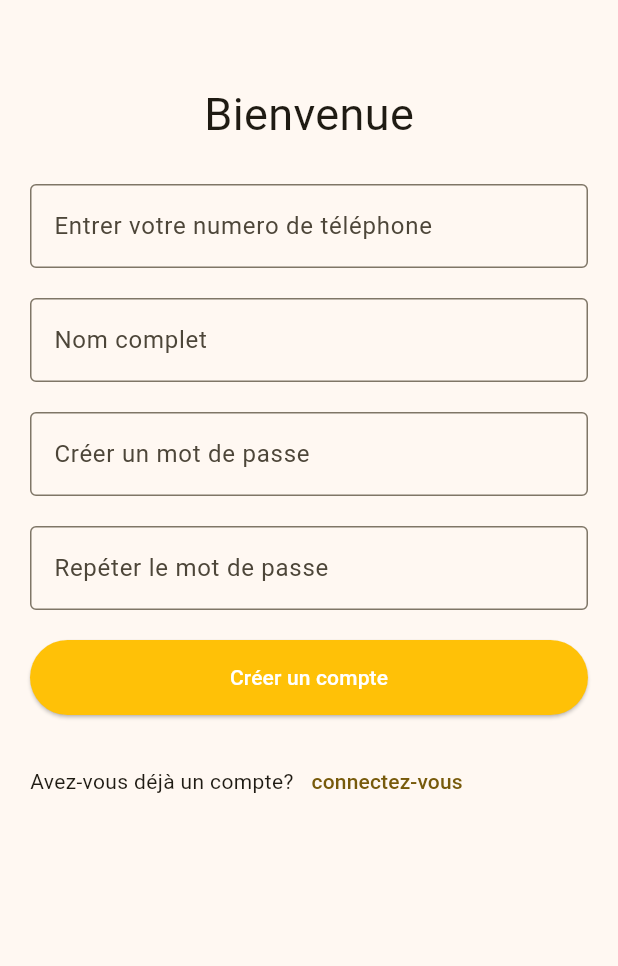
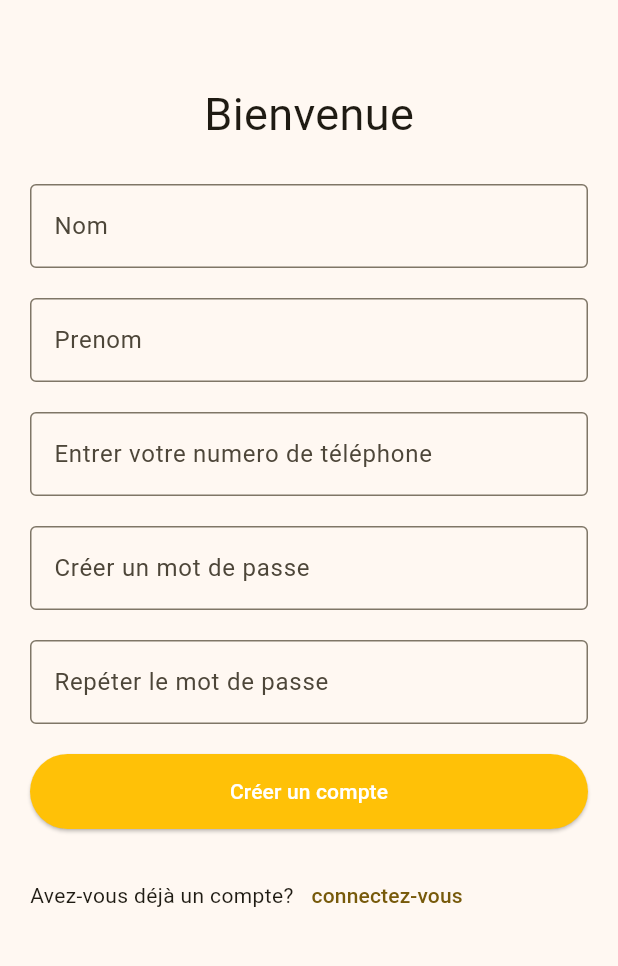
Before and after one commit to JordanNONO/EASYROOM, a Flutter app: the screen it shows after launch, after a tap on "Se connecter", after a tap on "Créer un compte", on a phone screen of 412 x 824 dp, the part 170-1136 px from its top. Run offline on Flutter 3.47's test engine with Material 3 defaults, Android fonts, the phone set to English and light mode, and no system bars; our stand-ins replace flutter_secure_storage.

Commit message:
add login and register

```diff
--- a/easyroom/lib/auth/Login.dart
+++ b/easyroom/lib/auth/Login.dart
@@ -1,4 +1,5 @@
 import 'package:easyroom/auth/Register.dart';
+import 'package:easyroom/requests/login.dart';
 import 'package:flutter/material.dart';
 
 class LoginPage extends StatelessWidget{
@@ -7,7 +8,7 @@ class LoginPage extends StatelessWidget{
   @override
   Widget build(BuildContext context) {
     final GlobalKey<FormState> formKey = GlobalKey<FormState>();
-    final TextEditingController emailController = TextEditingController();
+    final TextEditingController contactController = TextEditingController();
     final TextEditingController passwordController = TextEditingController();
     return Scaffold(
         body: SafeArea(
@@ -37,19 +38,19 @@ class LoginPage extends StatelessWidget{
                           ),
                           const SizedBox(height: 20),
                           TextFormField(
-                            controller: emailController,
-                            keyboardType: TextInputType.emailAddress,
+                            controller: contactController,
+                            keyboardType: TextInputType.phone,
                             decoration: const InputDecoration(
                               fillColor: Colors.teal,
-                              hintText: 'Votre email',
+                              hintText: 'Votre contact',
                               border: OutlineInputBorder(
-                                  borderSide: BorderSide(color: Colors.teal)
+                                  borderSide: BorderSide(color: Colors.amber)
                               ),
 
                             ),
                             validator: (String? value) {
                               if (value == null || value.isEmpty) {
-                                return 'L\'Email est requis';
+                                return 'Le contact est requis';
                               }
                               return null;
                             },
@@ -61,7 +62,7 @@ class LoginPage extends StatelessWidget{
                             obscureText: true,
                             obscuringCharacter: "*",
                             decoration: const InputDecoration(
-                              hintText: 'Créer un mot de passe',
+                              hintText: 'Votre mot de passe',
                               border: OutlineInputBorder(
                                   borderSide: BorderSide(color: Colors.teal)
                               ),
@@ -83,7 +84,7 @@ class LoginPage extends StatelessWidget{
                                 // Add your login logic here
                                 // Typically, you would validate user input and authenticate the user.
                                 if(formKey.currentState!.validate()){
-                                  //login(context);
+                                  login(context, contactController, passwordController);
                                 }else {
                                   ScaffoldMessenger.of(context).showSnackBar(
                                       const SnackBar(
@@ -105,7 +106,7 @@ class LoginPage extends StatelessWidget{
                             children: [
                               const Text("Vous n'avez pas de compte"),
                               TextButton(onPressed: (){
-                                Navigator.push(context, MaterialPageRoute(builder:(context)=> RegisterPage()));
+                                Navigator.push(context, MaterialPageRoute(builder:(context)=> const RegisterPage()));
                               }, child: Text("Créer un compte"))
                             ],
                           )
--- a/easyroom/lib/auth/Register.dart
+++ b/easyroom/lib/auth/Register.dart
@@ -1,4 +1,5 @@
 import 'package:easyroom/auth/Login.dart';
+import 'package:easyroom/requests/register.dart';
 import 'package:flutter/material.dart';
 
 class RegisterPage extends StatelessWidget{
@@ -7,7 +8,8 @@ class RegisterPage extends StatelessWidget{
   @override
   Widget build(BuildContext context) {
     final GlobalKey<FormState> formKey = GlobalKey<FormState>();
-    final TextEditingController emailController = TextEditingController();
+    final TextEditingController nameController = TextEditingController();
+    final TextEditingController lastnameController = TextEditingController();
     final TextEditingController passwordController = TextEditingController();
     final TextEditingController contactController= TextEditingController();
     return Scaffold(
@@ -37,6 +39,44 @@ class RegisterPage extends StatelessWidget{
                                 )
                             ),
                             const SizedBox(height: 20),
+
+                                TextFormField(
+                                  controller: nameController,
+                                  keyboardType: TextInputType.text,
+                                  decoration: const InputDecoration(
+                                    hintText: 'Nom',
+                                    border: OutlineInputBorder(
+                                        borderSide: BorderSide(color: Colors.teal)
+                                    ),
+
+                                  ),
+                                  validator: (String? value) {
+                                    if (value == null || value.isEmpty) {
+                                      return 'Le nom est requis';
+                                    }
+                                    return null;
+                                  },
+                                ),
+                            const SizedBox(height: 20),
+                                TextFormField(
+                                  controller: lastnameController,
+                                  keyboardType: TextInputType.text,
+                                  decoration: const InputDecoration(
+                                    hintText: 'Prenom',
+                                    border: OutlineInputBorder(
+                                        borderSide: BorderSide(color: Colors.teal)
+                                    ),
+
+                                  ),
+                                  validator: (String? value) {
+                                    if (value == null || value.isEmpty) {
+                                      return 'Le prenom est requis';
+                                    }
+                                    return null;
+                                  },
+                                ),
+
+                            const SizedBox(height: 20),
                             TextFormField(
                               controller: contactController,
                               keyboardType: TextInputType.phone,
@@ -53,24 +93,7 @@ class RegisterPage extends StatelessWidget{
                                 return null;
                               },
                             ),
-                            const SizedBox(height: 20),
-                            TextFormField(
-                              controller: emailController,
-                              keyboardType: TextInputType.emailAddress,
-                              decoration: const InputDecoration(
-                                hintText: 'Nom complet',
-                                border: OutlineInputBorder(
-                                    borderSide: BorderSide(color: Colors.teal)
-                                ),
 
-                              ),
-                              validator: (String? value) {
-                                if (value == null || value.isEmpty) {
-                                  return 'Le nom complet est requis';
-                                }
-                                return null;
-                              },
-                            ),
                             const SizedBox(height: 20),
                             TextFormField(
                               controller: passwordController,
@@ -118,7 +141,7 @@ class RegisterPage extends StatelessWidget{
                                   // Add your login logic here
                                   // Typically, you would validate user input and authenticate the user.
                                   if(formKey.currentState!.validate()){
-                                    //register(context);
+                                    register(context, nameController, contactController, passwordController, lastnameController);
                                   }else {
                                     ScaffoldMessenger.of(context).showSnackBar(
                                         const SnackBar(
--- a/easyroom/lib/requests/constant.dart
+++ b/easyroom/lib/requests/constant.dart
@@ -1,2 +1,2 @@
-String API_URL = "http://localhost:4500";
+String API_URL = "http://192.168.1.205:4500";
 String BASE_URL = "$API_URL/api/v1";
--- a/easyroom/lib/requests/login.dart
+++ b/easyroom/lib/requests/login.dart
@@ -12,7 +12,7 @@ Future<void> login(BuildContext context,emailController,passwordController) asyn
     barrierDismissible: false,
     builder: (BuildContext context) {
       return const Center(
-        child: CircularProgressIndicator(color: Colors.teal,), // Display the CircularProgressIndicator
+        child: CircularProgressIndicator(color: Colors.amber,), // Display the CircularProgressIndicator
       );
     },
   );
```
Also changed, not shown: easyroom/lib/requests/requests.dart (+7 -1 lines).
